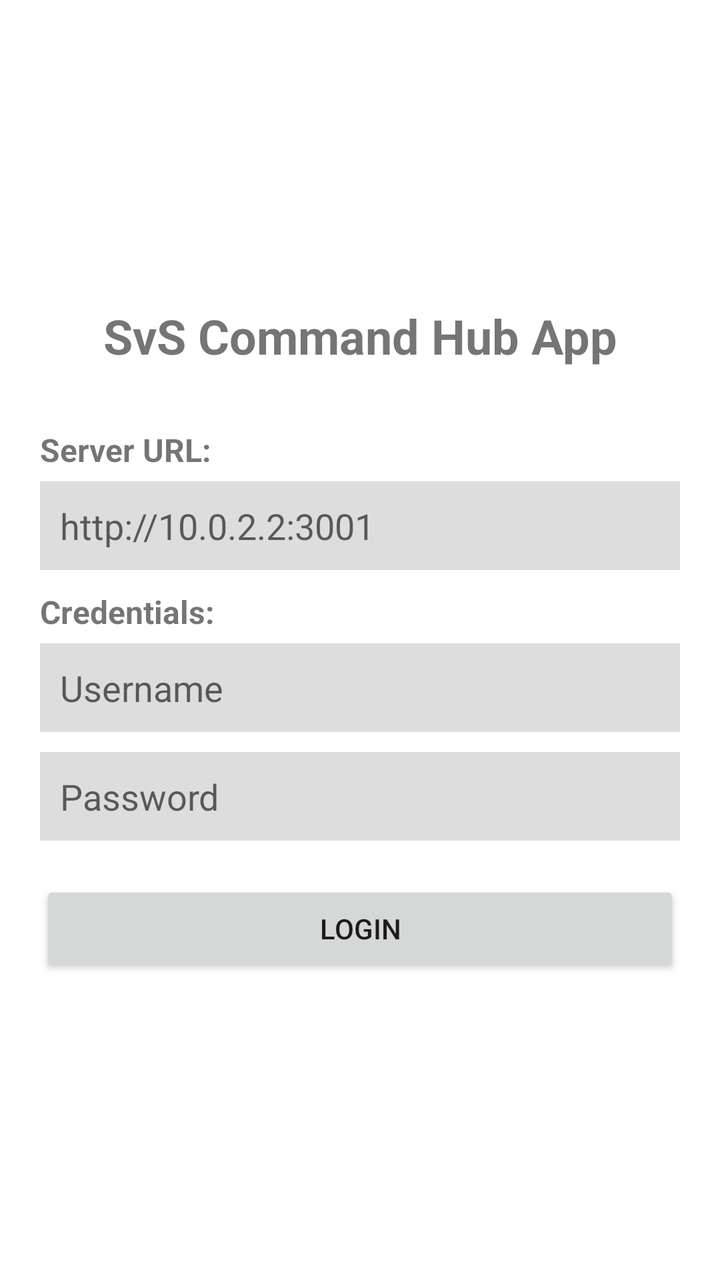
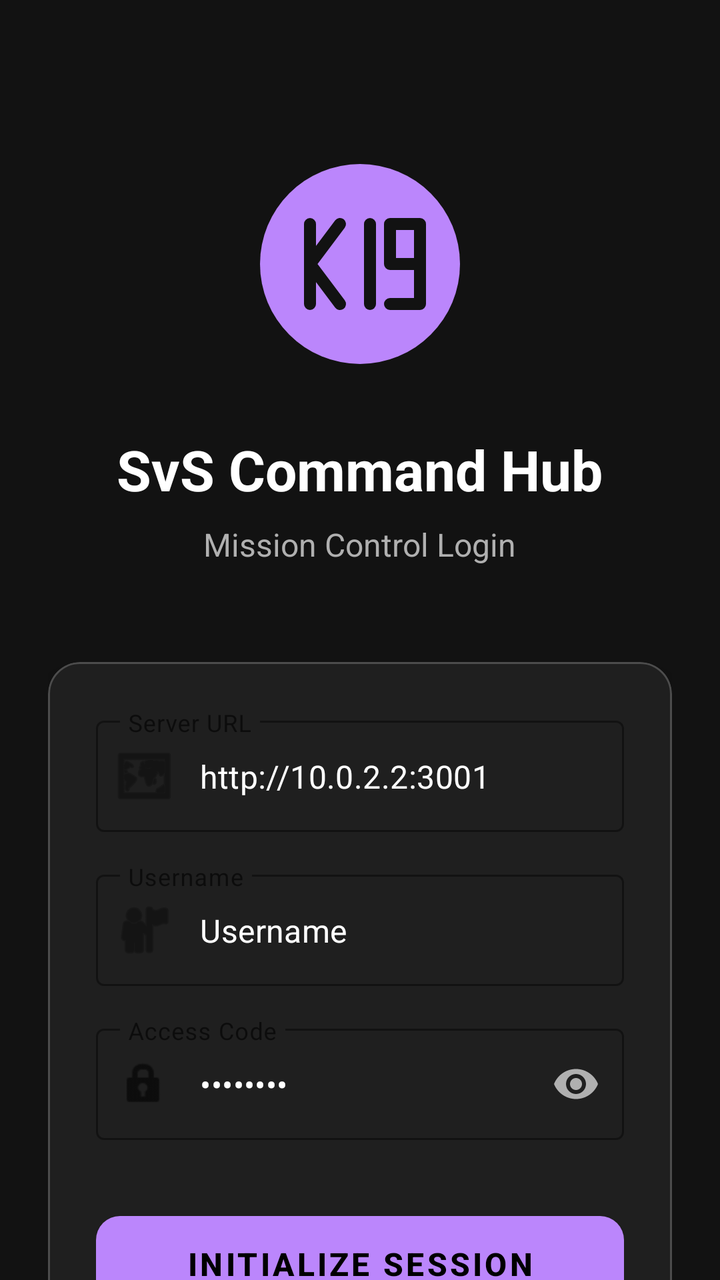

An Android layout rendered at two revisions. The XML below is the earlier revision; the diff shows what the commit changed to produce the second picture.
<!-- AndroidManifest.xml: application theme Theme.CompanionApp -->
<!-- res/layout/activity_auth.xml -->
<?xml version="1.0" encoding="utf-8"?>
<LinearLayout xmlns:android="http://schemas.android.com/apk/res/android"
    android:layout_width="match_parent"
    android:layout_height="match_parent"
    android:orientation="vertical"
    android:padding="20dp"
    android:gravity="center">

    <TextView
        android:layout_width="match_parent"
        android:layout_height="wrap_content"
        android:text="SvS Command Hub App"
        android:textSize="24sp"
        android:textStyle="bold"
        android:gravity="center"
        android:layout_marginBottom="30dp" />

    <TextView
        android:layout_width="match_parent"
        android:layout_height="wrap_content"
        android:text="Server URL:"
        android:textSize="16sp"
        android:textStyle="bold"
        android:layout_marginBottom="5dp" />

    <EditText
        android:id="@+id/etServerUrl"
        android:layout_width="match_parent"
        android:layout_height="wrap_content"
        android:hint="http://10.0.2.2:3001"
        android:inputType="textUri"
        android:padding="10dp"
        android:background="#DDDDDD"
        android:layout_marginBottom="10dp" />

    <TextView
        android:layout_width="match_parent"
        android:layout_height="wrap_content"
        android:text="Credentials:"
        android:textSize="16sp"
        android:textStyle="bold"
        android:layout_marginBottom="5dp" />

    <EditText
        android:id="@+id/etUsername"
        android:layout_width="match_parent"
        android:layout_height="wrap_content"
        android:hint="Username"
        android:padding="10dp"
        android:background="#DDDDDD"
        android:layout_marginBottom="10dp" />

    <EditText
        android:id="@+id/etPassword"
        android:layout_width="match_parent"
        android:layout_height="wrap_content"
        android:hint="Password"
        android:inputType="textPassword"
        android:padding="10dp"
        android:background="#DDDDDD"
        android:layout_marginBottom="20dp" />

    <Button
        android:id="@+id/btnLogin"
        android:layout_width="match_parent"
        android:layout_height="wrap_content"
        android:text="Login" />
</LinearLayout>
<!-- resources referenced by this layout -->
<resources>
  <style name="Theme.CompanionApp" parent="Base.Theme.CompanionApp" />
  <style name="Base.Theme.CompanionApp" parent="Theme.MaterialComponents.DayNight.NoActionBar">
          <item name="colorPrimary">#6200EE</item>
          <item name="colorPrimaryVariant">#3700B3</item>
          <item name="colorOnPrimary">#FFFFFF</item>
          <item name="colorSecondary">#03DAC5</item>
          <item name="colorSecondaryVariant">#018786</item>
          <item name="colorOnSecondary">#000000</item>
          <item name="android:statusBarColor" tools:targetApi="l">?attr/colorPrimaryVariant</item>
      </style>
</resources>

<!-- the commit's change to res/layout/activity_auth.xml (unified diff, before → after) -->
@@ -1,68 +1,144 @@
 <?xml version="1.0" encoding="utf-8"?>
-<LinearLayout xmlns:android="http://schemas.android.com/apk/res/android"
+<androidx.coordinatorlayout.widget.CoordinatorLayout xmlns:android="http://schemas.android.com/apk/res/android"
+    xmlns:app="http://schemas.android.com/apk/res-auto"
     android:layout_width="match_parent"
     android:layout_height="match_parent"
-    android:orientation="vertical"
-    android:padding="20dp"
-    android:gravity="center">
+    android:background="#121212">
 
-    <TextView
+    <androidx.core.widget.NestedScrollView
         android:layout_width="match_parent"
-        android:layout_height="wrap_content"
-        android:text="SvS Command Hub App"
-        android:textSize="24sp"
-        android:textStyle="bold"
-        android:gravity="center"
-        android:layout_marginBottom="30dp" />
+        android:layout_height="match_parent">
 
-    <TextView
-        android:layout_width="match_parent"
-        android:layout_height="wrap_content"
-        android:text="Server URL:"
-        android:textSize="16sp"
-        android:textStyle="bold"
-        android:layout_marginBottom="5dp" />
+        <LinearLayout
+            android:layout_width="match_parent"
+            android:layout_height="wrap_content"
+            android:gravity="center"
+            android:orientation="vertical"
+            android:padding="24dp">
 
-    <EditText
-        android:id="@+id/etServerUrl"
-        android:layout_width="match_parent"
-        android:layout_height="wrap_content"
-        android:hint="http://10.0.2.2:3001"
-        android:inputType="textUri"
-        android:padding="10dp"
-        android:background="#DDDDDD"
-        android:layout_marginBottom="10dp" />
+            <ImageView
+                android:layout_width="120dp"
+                android:layout_height="120dp"
+                android:layout_marginBottom="24dp"
+                android:layout_marginTop="48dp"
+                android:contentDescription="K19 Logo"
+                android:src="@drawable/ic_k19_logo" />
 
-    <TextView
-        android:layout_width="match_parent"
-        android:layout_height="wrap_content"
-        android:text="Credentials:"
-        android:textSize="16sp"
-        android:textStyle="bold"
-        android:layout_marginBottom="5dp" />
+            <TextView
+                android:layout_width="wrap_content"
+                android:layout_height="wrap_content"
+                android:layout_marginBottom="8dp"
+                android:text="SvS Command Hub"
+                android:textColor="#FFFFFF"
+                android:textSize="28sp"
+                android:textStyle="bold" />
 
-    <EditText
-        android:id="@+id/etUsername"
-        android:layout_width="match_parent"
-        android:layout_height="wrap_content"
-        android:hint="Username"
-        android:padding="10dp"
-        android:background="#DDDDDD"
-        android:layout_marginBottom="10dp" />
+            <TextView
+                android:layout_width="wrap_content"
+                android:layout_height="wrap_content"
+                android:layout_marginBottom="48dp"
+                android:text="Mission Control Login"
+                android:textColor="#B0B0B0"
+                android:textSize="16sp" />
 
-    <EditText
-        android:id="@+id/etPassword"
-        android:layout_width="match_parent"
-        android:layout_height="wrap_content"
-        android:hint="Password"
-        android:inputType="textPassword"
-        android:padding="10dp"
-        android:background="#DDDDDD"
-        android:layout_marginBottom="20dp" />
+            <com.google.android.material.card.MaterialCardView
+                android:layout_width="match_parent"
+                android:layout_height="wrap_content"
+                app:cardBackgroundColor="#1F1F1F"
+                app:cardCornerRadius="16dp"
+                app:cardElevation="8dp"
+                app:strokeColor="#33FFFFFF"
+                app:strokeWidth="1dp">
 
-    <Button
-        android:id="@+id/btnLogin"
-        android:layout_width="match_parent"
-        android:layout_height="wrap_content"
-        android:text="Login" />
-</LinearLayout>
+                <LinearLayout
+                    android:layout_width="match_parent"
+                    android:layout_height="wrap_content"
+                    android:orientation="vertical"
+                    android:padding="24dp">
+
+                    <com.google.android.material.textfield.TextInputLayout
+                        style="@style/Widget.MaterialComponents.TextInputLayout.OutlinedBox"
+                        android:layout_width="match_parent"
+                        android:layout_height="wrap_content"
+                        android:layout_marginBottom="16dp"
+                        android:hint="Server URL"
+                        app:boxStrokeColor="#BB86FC"
+                        app:hintTextColor="#BB86FC"
+                        app:startIconDrawable="@android:drawable/ic_menu_mapmode">
+
+                        <com.google.android.material.textfield.TextInputEditText
+                            android:id="@+id/etServerUrl"
+                            android:layout_width="match_parent"
+                            android:layout_height="wrap_content"
+                            android:inputType="textUri"
+                            android:text="http://10.0.2.2:3001"
+                            android:textColor="#FFFFFF" />
+                    </com.google.android.material.textfield.TextInputLayout>
+
+                    <com.google.android.material.textfield.TextInputLayout
+                        style="@style/Widget.MaterialComponents.TextInputLayout.OutlinedBox"
+                        android:layout_width="match_parent"
+                        android:layout_height="wrap_content"
+                        android:layout_marginBottom="16dp"
+                        android:hint="Username"
+                        app:boxStrokeColor="#BB86FC"
+                        app:hintTextColor="#BB86FC"
+                        app:startIconDrawable="@android:drawable/ic_menu_myplaces">
+
+                        <com.google.android.material.textfield.TextInputEditText
+                            android:id="@+id/etUsername"
+                            android:layout_width="match_parent"
+                            android:layout_height="wrap_content"
+                            android:inputType="text"
+                            android:text="Username"
+                            android:textColor="#FFFFFF" />
+                    </com.google.android.material.textfield.TextInputLayout>
+
+                    <com.google.android.material.textfield.TextInputLayout
+                        style="@style/Widget.MaterialComponents.TextInputLayout.OutlinedBox"
+                        android:layout_width="match_parent"
+                        android:layout_height="wrap_content"
+                        android:layout_marginBottom="32dp"
+                        android:hint="Access Code"
+                        app:boxStrokeColor="#BB86FC"
+                        app:hintTextColor="#BB86FC"
+                        app:passwordToggleEnabled="true"
+                        app:passwordToggleTint="#B0B0B0"
+                        app:startIconDrawable="@android:drawable/ic_lock_idle_lock">
+
+                        <com.google.android.material.textfield.TextInputEditText
+                            android:id="@+id/etPassword"
+                            android:layout_width="match_parent"
+                            android:layout_height="wrap_content"
+                            android:autoText="false"
+                            android:inputType="textPassword"
+                            android:text="Password"
+                            android:textColor="#FFFFFF" />
+                    </com.google.android.material.textfield.TextInputLayout>
+
+                    <com.google.android.material.button.MaterialButton
+                        android:id="@+id/btnLogin"
+                        android:layout_width="match_parent"
+                        android:layout_height="60dp"
+                        android:text="Initialize Session"
+                        android:textColor="#000000"
+                        android:textSize="16sp"
+                        android:textStyle="bold"
+                        app:backgroundTint="#BB86FC"
+                        app:cornerRadius="12dp" />
+
+                </LinearLayout>
+            </com.google.android.material.card.MaterialCardView>
+
+            <TextView
+                android:layout_width="wrap_content"
+                android:layout_height="wrap_content"
+                android:layout_marginTop="32dp"
+                android:text="Companion App v1.0"
+                android:textColor="#444444"
+                android:textSize="12sp" />
+
+        </LinearLayout>
+    </androidx.core.widget.NestedScrollView>
+
+</androidx.coordinatorlayout.widget.CoordinatorLayout>
<!-- resource entries referenced after the edit -->
@@ -1,5 +1,41 @@
 <!-- resources referenced by this layout -->
 <resources>
+  <!-- drawable ic_k19_logo (drawable) -->
+  <vector xmlns:android="http://schemas.android.com/apk/res/android"
+      android:width="120dp"
+      android:height="120dp"
+      android:viewportWidth="120"
+      android:viewportHeight="120">
+  
+      
+      <path
+          android:fillColor="#BB86FC"
+          android:pathData="M60,60m-50,0a50,50 0,1 1,100 0a50,50 0,1 1,-100 0" />
+  
+      
+      <path
+          android:strokeColor="#121212"
+          android:strokeWidth="6"
+          android:strokeLineCap="round"
+          android:strokeLineJoin="round"
+          android:pathData="M35,40 L35,80 M35,60 L50,40 M35,60 L50,80" />
+  
+      
+      <path
+          android:strokeColor="#121212"
+          android:strokeWidth="6"
+          android:strokeLineCap="round"
+          android:pathData="M65,40 L65,80" />
+  
+      
+      <path
+          android:strokeColor="#121212"
+          android:strokeWidth="6"
+          android:strokeLineCap="round"
+          android:strokeLineJoin="round"
+          android:pathData="M90,60 L75,60 L75,40 L90,40 L90,80 L75,80" />
+  
+  </vector>
   <style name="Theme.CompanionApp" parent="Base.Theme.CompanionApp" />
   <style name="Base.Theme.CompanionApp" parent="Theme.MaterialComponents.DayNight.NoActionBar">
           <item name="colorPrimary">#6200EE</item>
